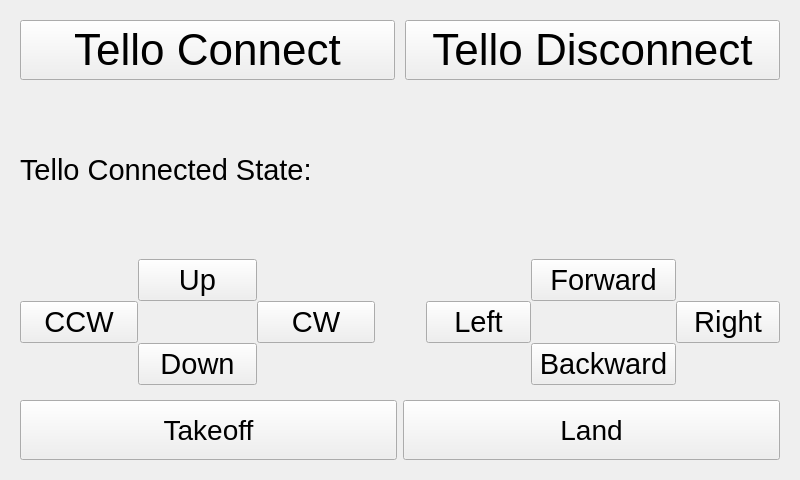
Qt form ui/TelloWidget.ui (kipr/botui) before a commit.
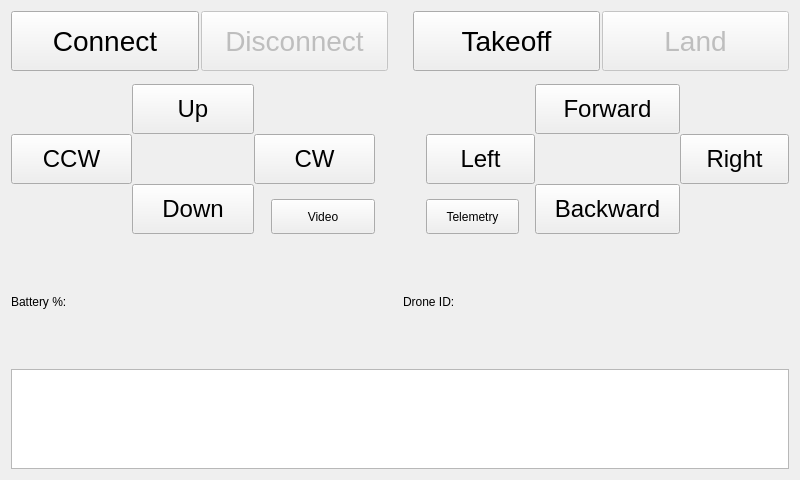
The same form after that commit. Custom widgets are drawn as their Qt base class.

Commit message: Enabling/Disabling connect/disconnect buttons based on current state

```diff
--- a/ui/TelloWidget.ui
+++ b/ui/TelloWidget.ui
@@ -15,21 +15,27 @@
   </property>
   <layout class="QVBoxLayout" name="verticalLayout">
    <item>
-    <widget class="PlotWidget" name="plot" native="true">
-     <property name="font">
-      <font>
-       <pointsize>22</pointsize>
-      </font>
+    <layout class="QHBoxLayout" name="topHorizontal" stretch="0,0">
+     <property name="spacing">
+      <number>25</number>
      </property>
-     <layout class="QVBoxLayout" name="verticalLayout_3">
+     <property name="topMargin">
+      <number>0</number>
+     </property>
+     <property name="bottomMargin">
+      <number>0</number>
+     </property>
       <item>
        <layout class="QHBoxLayout" name="connectDisconnectHorizontal">
         <property name="spacing">
-         <number>10</number>
+        <number>2</number>
         </property>
         <property name="leftMargin">
          <number>0</number>
         </property>
+       <property name="topMargin">
+        <number>0</number>
+       </property>
         <property name="bottomMargin">
          <number>0</number>
         </property>
@@ -58,18 +64,18 @@
           </property>
           <property name="font">
            <font>
-            <pointsize>33</pointsize>
+           <pointsize>21</pointsize>
            </font>
           </property>
           <property name="text">
-           <string>Tello Connect</string>
+          <string>Connect</string>
           </property>
          </widget>
         </item>
         <item>
          <widget class="QPushButton" name="TelloDisconnect">
           <property name="enabled">
-           <bool>true</bool>
+          <bool>false</bool>
           </property>
           <property name="sizePolicy">
            <sizepolicy hsizetype="Minimum" vsizetype="Fixed">
@@ -91,52 +97,64 @@
           </property>
           <property name="font">
            <font>
-            <pointsize>33</pointsize>
+           <pointsize>21</pointsize>
            </font>
           </property>
           <property name="text">
-           <string>Tello Disconnect</string>
+          <string>Disconnect</string>
           </property>
          </widget>
         </item>
        </layout>
       </item>
       <item>
-       <layout class="QHBoxLayout" name="telloConnectedHorizontal">
+      <layout class="QHBoxLayout" name="takeoffLandHorizontal" stretch="0,0">
         <property name="spacing">
-         <number>6</number>
+        <number>2</number>
         </property>
         <property name="topMargin">
          <number>0</number>
         </property>
-        <property name="bottomMargin">
-         <number>0</number>
-        </property>
         <item>
-         <widget class="QLabel" name="telloConnectedStateLabel">
-          <property name="maximumSize">
+        <widget class="QPushButton" name="takeoffButton">
+         <property name="minimumSize">
            <size>
-            <width>16777215</width>
-            <height>10000</height>
-           </size>
-          </property>
+           <width>0</width>
+           <height>60</height>
+          </size>
+         </property>
+         <property name="font">
+          <font>
+           <pointsize>21</pointsize>
+          </font>
+         </property>
           <property name="text">
-           <string>Tello Connected State:</string>
+          <string>Takeoff</string>
           </property>
          </widget>
         </item>
         <item>
-         <widget class="QLabel" name="telloConnectedLabel">
-          <property name="maximumSize">
+        <widget class="QPushButton" name="landButton">
+         <property name="enabled">
+          <bool>false</bool>
+         </property>
+         <property name="minimumSize">
            <size>
-            <width>16777215</width>
-            <height>10000</height>
-           </size>
-          </property>
+           <width>0</width>
+           <height>60</height>
+          </size>
+         </property>
+         <property name="font">
+          <font>
+           <pointsize>21</pointsize>
+          </font>
+         </property>
           <property name="text">
-           <string/>
-          </property>
-         </widget>
+          <string>Land</string>
+         </property>
+        </widget>
+       </item>
+      </layout>
         </item>
        </layout>
       </item>
@@ -145,6 +163,12 @@
         <property name="spacing">
          <number>51</number>
         </property>
+     <property name="topMargin">
+      <number>7</number>
+     </property>
+     <property name="bottomMargin">
+      <number>0</number>
+     </property>
         <item>
          <layout class="QGridLayout" name="leftGrid">
           <property name="spacing">
@@ -152,6 +176,17 @@
           </property>
           <item row="3" column="1">
            <widget class="QPushButton" name="downButton">
+         <property name="minimumSize">
+          <size>
+           <width>0</width>
+           <height>50</height>
+          </size>
+         </property>
+         <property name="font">
+          <font>
+           <pointsize>18</pointsize>
+          </font>
+         </property>
             <property name="text">
              <string>Down</string>
             </property>
@@ -159,13 +194,41 @@
           </item>
           <item row="2" column="0">
            <widget class="QPushButton" name="CCWButton">
+         <property name="minimumSize">
+          <size>
+           <width>0</width>
+           <height>50</height>
+          </size>
+         </property>
+         <property name="font">
+          <font>
+           <pointsize>18</pointsize>
+          </font>
+         </property>
             <property name="text">
              <string>CCW</string>
             </property>
+         <property name="iconSize">
+          <size>
+           <width>16</width>
+           <height>30</height>
+          </size>
+         </property>
            </widget>
           </item>
           <item row="2" column="2">
            <widget class="QPushButton" name="CWButton">
+         <property name="minimumSize">
+          <size>
+           <width>0</width>
+           <height>50</height>
+          </size>
+         </property>
+         <property name="font">
+          <font>
+           <pointsize>18</pointsize>
+          </font>
+         </property>
             <property name="text">
              <string>CW</string>
             </property>
@@ -173,11 +236,35 @@
           </item>
           <item row="0" column="1">
            <widget class="QPushButton" name="upButton">
+         <property name="minimumSize">
+          <size>
+           <width>0</width>
+           <height>50</height>
+          </size>
+         </property>
+         <property name="font">
+          <font>
+           <pointsize>18</pointsize>
+          </font>
+         </property>
             <property name="text">
              <string>Up</string>
             </property>
            </widget>
           </item>
+       <item row="3" column="2" alignment="Qt::AlignRight|Qt::AlignBottom">
+        <widget class="QPushButton" name="videoButton">
+         <property name="minimumSize">
+          <size>
+           <width>104</width>
+           <height>35</height>
+          </size>
+         </property>
+         <property name="text">
+          <string>Video</string>
+         </property>
+        </widget>
+       </item>
          </layout>
         </item>
         <item>
@@ -185,104 +272,201 @@
           <property name="spacing">
            <number>0</number>
           </property>
-          <item row="2" column="0">
+       <item row="1" column="2">
+        <widget class="QPushButton" name="rightButton">
+         <property name="minimumSize">
+          <size>
+           <width>0</width>
+           <height>50</height>
+          </size>
+         </property>
+         <property name="font">
+          <font>
+           <pointsize>18</pointsize>
+          </font>
+         </property>
+         <property name="text">
+          <string>Right</string>
+         </property>
+        </widget>
+       </item>
+       <item row="0" column="1">
+        <widget class="QPushButton" name="pushButton">
+         <property name="minimumSize">
+          <size>
+           <width>0</width>
+           <height>50</height>
+          </size>
+         </property>
+         <property name="font">
+          <font>
+           <pointsize>18</pointsize>
+          </font>
+         </property>
+         <property name="text">
+          <string>Forward</string>
+         </property>
+        </widget>
+       </item>
+       <item row="1" column="0">
            <widget class="QPushButton" name="leftButton">
+         <property name="minimumSize">
+          <size>
+           <width>0</width>
+           <height>50</height>
+          </size>
+         </property>
+         <property name="font">
+          <font>
+           <pointsize>18</pointsize>
+          </font>
+         </property>
             <property name="text">
              <string>Left</string>
             </property>
            </widget>
           </item>
-          <item row="3" column="1">
+       <item row="2" column="1">
            <widget class="QPushButton" name="backButton">
             <property name="minimumSize">
              <size>
               <width>145</width>
-              <height>0</height>
-             </size>
-            </property>
+           <height>50</height>
+          </size>
+         </property>
+         <property name="font">
+          <font>
+           <pointsize>18</pointsize>
+          </font>
+         </property>
             <property name="text">
              <string>Backward</string>
             </property>
            </widget>
           </item>
-          <item row="0" column="1">
-           <widget class="QPushButton" name="forwardButton">
+       <item row="2" column="0" alignment="Qt::AlignLeft|Qt::AlignBottom">
+        <widget class="QPushButton" name="telemetryButton">
             <property name="minimumSize">
              <size>
-              <width>120</width>
-              <height>0</height>
+           <width>93</width>
+           <height>35</height>
              </size>
             </property>
             <property name="text">
-             <string>Forward</string>
+          <string>Telemetry</string>
             </property>
            </widget>
           </item>
-          <item row="2" column="2">
-           <widget class="QPushButton" name="rightButton">
-            <property name="text">
-             <string>Right</string>
-            </property>
-           </widget>
-          </item>
          </layout>
         </item>
        </layout>
       </item>
       <item>
-       <layout class="QHBoxLayout" name="takeoffLandHorizontal" stretch="0,0">
+    <layout class="QHBoxLayout" name="horizontalLayout_3">
+     <item>
+      <layout class="QHBoxLayout" name="telloBatteryHorizontal">
+       <property name="spacing">
+        <number>6</number>
+       </property>
         <property name="topMargin">
-         <number>9</number>
-        </property>
+        <number>0</number>
+       </property>
+       <property name="bottomMargin">
+        <number>0</number>
+       </property>
         <item>
-         <widget class="QPushButton" name="takeoffButton">
-          <property name="minimumSize">
+        <widget class="QLabel" name="telloBatteryPercentLabel">
+         <property name="maximumSize">
            <size>
-            <width>0</width>
-            <height>60</height>
-           </size>
-          </property>
-          <property name="font">
-           <font>
-            <pointsize>21</pointsize>
-           </font>
-          </property>
+           <width>16777215</width>
+           <height>35</height>
+          </size>
+         </property>
           <property name="text">
-           <string>Takeoff</string>
+          <string>Battery %: </string>
           </property>
          </widget>
         </item>
         <item>
-         <widget class="QPushButton" name="landButton">
-          <property name="minimumSize">
+        <widget class="QLabel" name="telloBatteryLabel">
+         <property name="maximumSize">
            <size>
-            <width>0</width>
-            <height>60</height>
-           </size>
-          </property>
-          <property name="font">
-           <font>
-            <pointsize>21</pointsize>
-           </font>
-          </property>
+           <width>16777215</width>
+           <height>35</height>
+          </size>
+         </property>
+         <property name="text">
+          <string/>
+         </property>
+        </widget>
+       </item>
+      </layout>
+     </item>
+     <item>
+      <layout class="QHBoxLayout" name="droneIDHorizontal">
+       <item>
+        <widget class="QLabel" name="droneIDLabel">
           <property name="text">
-           <string>Land</string>
+          <string>Drone ID:</string>
           </property>
          </widget>
         </item>
+       <item>
+        <widget class="QLabel" name="droneLabel">
+         <property name="text">
+          <string/>
+         </property>
+        </widget>
+       </item>
        </layout>
       </item>
      </layout>
+   </item>
+   <item>
+    <widget class="ConsoleWidget" name="outputConsole">
+     <property name="sizePolicy">
+      <sizepolicy hsizetype="Expanding" vsizetype="Preferred">
+       <horstretch>0</horstretch>
+       <verstretch>0</verstretch>
+      </sizepolicy>
+     </property>
+     <property name="maximumSize">
+      <size>
+       <width>16777215</width>
+       <height>100</height>
+      </size>
+     </property>
+     <property name="baseSize">
+      <size>
+       <width>0</width>
+       <height>1000</height>
+      </size>
+     </property>
+     <property name="font">
+      <font>
+       <family>Courier New</family>
+       <pointsize>22</pointsize>
+       <italic>true</italic>
+      </font>
+     </property>
+     <property name="undoRedoEnabled">
+      <bool>false</bool>
+     </property>
+     <property name="readOnly">
+      <bool>true</bool>
+     </property>
+     <property name="acceptRichText">
+      <bool>false</bool>
+     </property>
     </widget>
    </item>
   </layout>
  </widget>
  <customwidgets>
   <customwidget>
-   <class>PlotWidget</class>
-   <extends>QWidget</extends>
-   <header>PlotWidget.h</header>
-   <container>1</container>
+   <class>ConsoleWidget</class>
+   <extends>QTextEdit</extends>
+   <header>ConsoleWidget.h</header>
   </customwidget>
  </customwidgets>
  <resources/>
```
Lines whose indentation alone changed are shown as unchanged. The commit also changes 1 other file.
